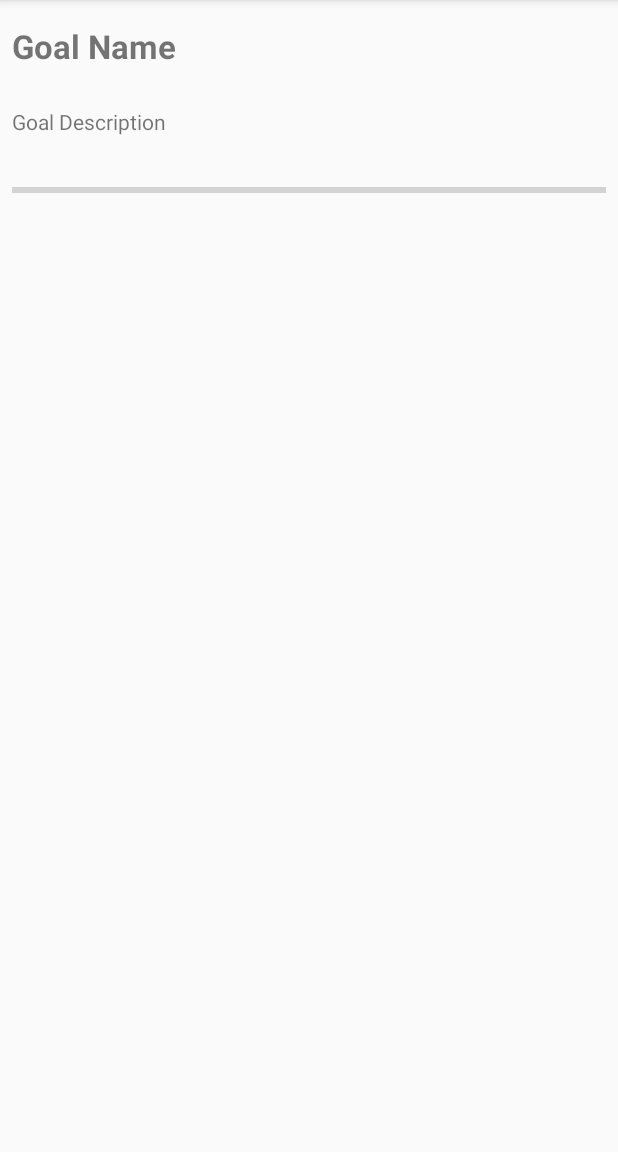
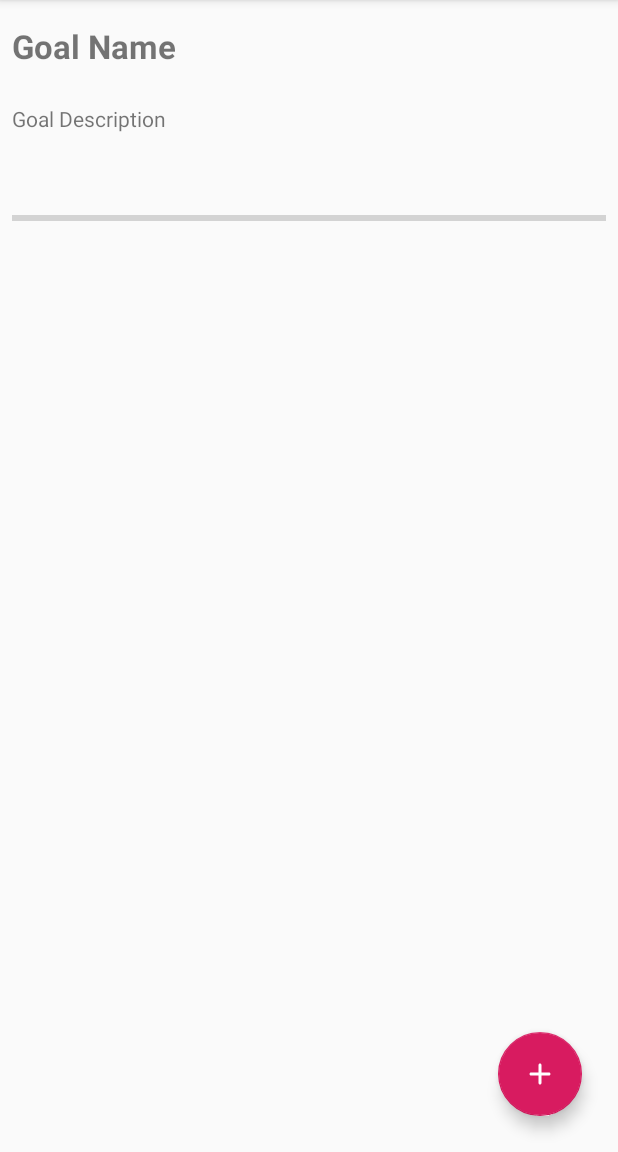
Before and after one commit to Maxsior/xsolla-hackathon-4, an Android app: the screen it shows after launch (MainActivity), on a phone screen of 412 x 824 dp, the part 84-1236 px from its top. Run offline under Robolectric (Android 15) with nearby library versions, the phone set to English and light mode, and no system bars.

Commit message:
Update goal page

```diff
--- a/app/src/main/res/layout/activity_goal.xml
+++ b/app/src/main/res/layout/activity_goal.xml
@@ -15,13 +15,13 @@
             app:layout_constraintVertical_bias="0.0" android:textSize="22sp" android:textStyle="bold"/>
     <TextView
             android:text="Goal Description"
-            android:layout_width="0dp"
-            android:layout_height="27dp" android:id="@+id/textView2"
+            android:layout_width="397dp"
+            android:layout_height="48dp" android:id="@+id/textView2"
             app:layout_constraintStart_toStartOf="parent"
             android:layout_marginStart="8dp" app:layout_constraintEnd_toEndOf="parent" android:layout_marginEnd="8dp"
             app:layout_constraintTop_toBottomOf="@+id/textView" android:layout_marginTop="24dp"
-            app:layout_constraintHorizontal_bias="0.0" android:layout_marginBottom="8dp"
-            app:layout_constraintBottom_toBottomOf="parent" app:layout_constraintVertical_bias="0.003"/>
+            app:layout_constraintHorizontal_bias="0.0"
+    />
     <ListView
             android:layout_width="0dp"
             android:layout_height="400dp"
@@ -38,4 +38,23 @@
             app:layout_constraintStart_toStartOf="parent" android:layout_marginStart="8dp"
             android:layout_marginTop="20dp" app:layout_constraintTop_toBottomOf="@+id/textView2"
             app:layout_constraintHorizontal_bias="0.0"/>
+    <android.support.design.widget.FloatingActionButton
+            android:layout_width="wrap_content"
+            android:layout_height="wrap_content"
+            android:clickable="true" app:srcCompat="@drawable/round_add_24"
+            android:id="@+id/addTaskFAB" android:layout_marginTop="8dp"
+            app:layout_constraintTop_toTopOf="parent" android:layout_marginBottom="24dp"
+            app:layout_constraintBottom_toBottomOf="parent" app:layout_constraintVertical_bias="1.0"
+            android:layout_marginStart="8dp" app:layout_constraintStart_toStartOf="parent"
+            android:layout_marginEnd="24dp" app:layout_constraintEnd_toEndOf="parent"
+            app:layout_constraintHorizontal_bias="1.0"/>
+    <HorizontalScrollView
+            android:layout_width="0dp"
+            android:layout_height="70dp" android:layout_marginEnd="8dp"
+            app:layout_constraintEnd_toEndOf="parent" app:layout_constraintStart_toStartOf="parent"
+            android:layout_marginStart="8dp" app:layout_constraintTop_toBottomOf="@+id/_dynamic"
+            android:layout_marginTop="8dp">
+        <LinearLayout android:layout_width="wrap_content" android:layout_height="match_parent"
+                      android:orientation="vertical"/>
+    </HorizontalScrollView>
 </android.support.constraint.ConstraintLayout>
```
